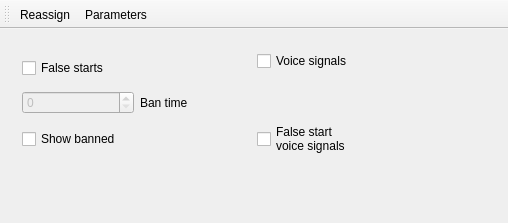
Before: the Qt Designer form mainwindow.ui in timur-enikeev/own_gamepad, drawn with Qt 5.
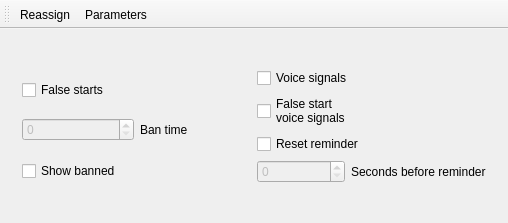
After: the same form once the commit is applied. The open tabs and pages were chosen to show the change.

Commit message: Reminder to reset a round

Diff of the .ui file:
```diff
--- a/mainwindow.ui
+++ b/mainwindow.ui
@@ -213,6 +213,13 @@
        <layout class="QGridLayout" name="gridLayout_2">
         <item row="0" column="0">
          <layout class="QGridLayout" name="gridLayout_4">
+          <item row="3" column="0">
+           <widget class="QCheckBox" name="bannedListShow">
+            <property name="text">
+             <string>Show banned</string>
+            </property>
+           </widget>
+          </item>
           <item row="0" column="1">
            <widget class="QCheckBox" name="voiceSignals">
             <property name="text">
@@ -223,15 +230,7 @@
             </property>
            </widget>
           </item>
-          <item row="1" column="1" rowspan="3">
-           <widget class="QCheckBox" name="falseStartVoice">
-            <property name="text">
-             <string>False start
-voice signals</string>
-            </property>
-           </widget>
-          </item>
-          <item row="0" column="0" rowspan="2">
+          <item row="0" column="0" rowspan="3">
            <layout class="QGridLayout" name="gridLayout_6">
             <item row="1" column="0">
              <widget class="QSpinBox" name="banTime">
@@ -262,13 +261,42 @@
             </item>
            </layout>
           </item>
-          <item row="2" column="0">
-           <widget class="QCheckBox" name="bannedListShow">
+          <item row="1" column="1">
+           <widget class="QCheckBox" name="falseStartVoice">
             <property name="text">
-             <string>Show banned</string>
+             <string>False start
+voice signals</string>
             </property>
            </widget>
           </item>
+          <item row="2" column="1">
+           <widget class="QCheckBox" name="resetReminder">
+            <property name="text">
+             <string>Reset reminder</string>
+            </property>
+           </widget>
+          </item>
+          <item row="3" column="1">
+           <layout class="QHBoxLayout" name="horizontalLayout_3">
+            <item>
+             <widget class="QSpinBox" name="resetReminderTime">
+              <property name="enabled">
+               <bool>false</bool>
+              </property>
+              <property name="value">
+               <number>0</number>
+              </property>
+             </widget>
+            </item>
+            <item>
+             <widget class="QLabel" name="label_5">
+              <property name="text">
+               <string>Seconds before reminder</string>
+              </property>
+             </widget>
+            </item>
+           </layout>
+          </item>
          </layout>
         </item>
        </layout>
```
The commit also changes 7 other files.
